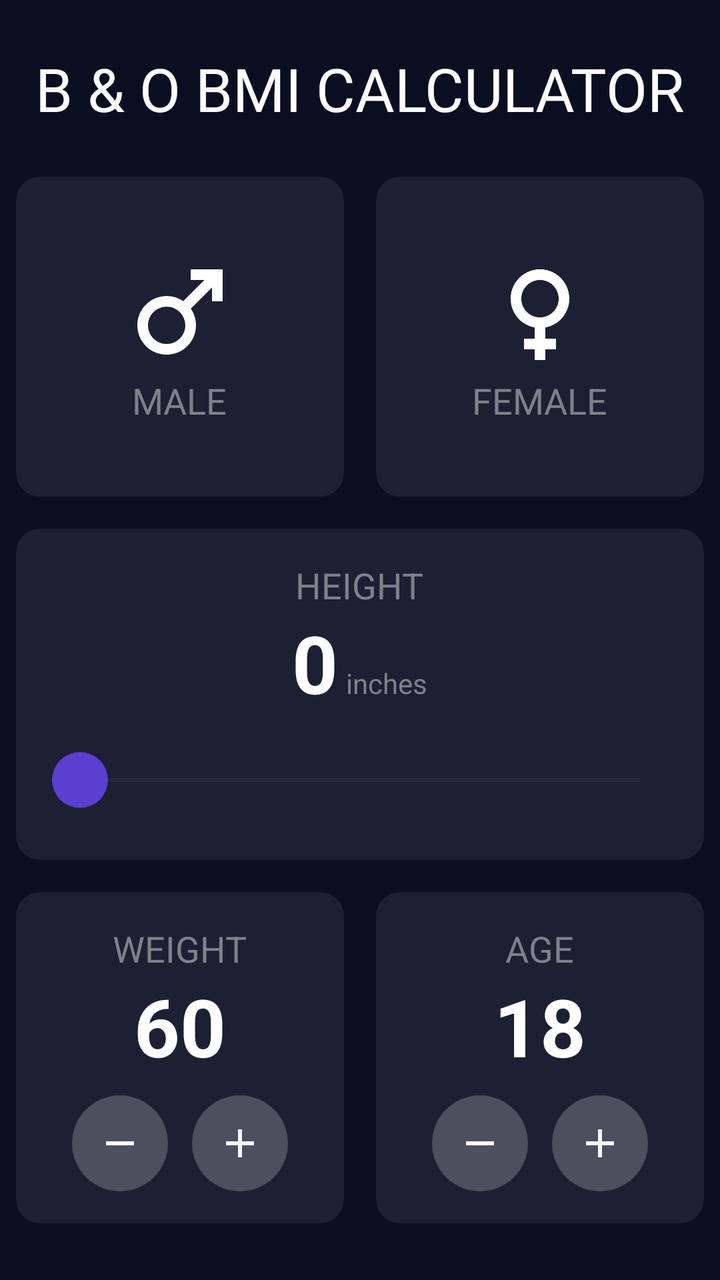
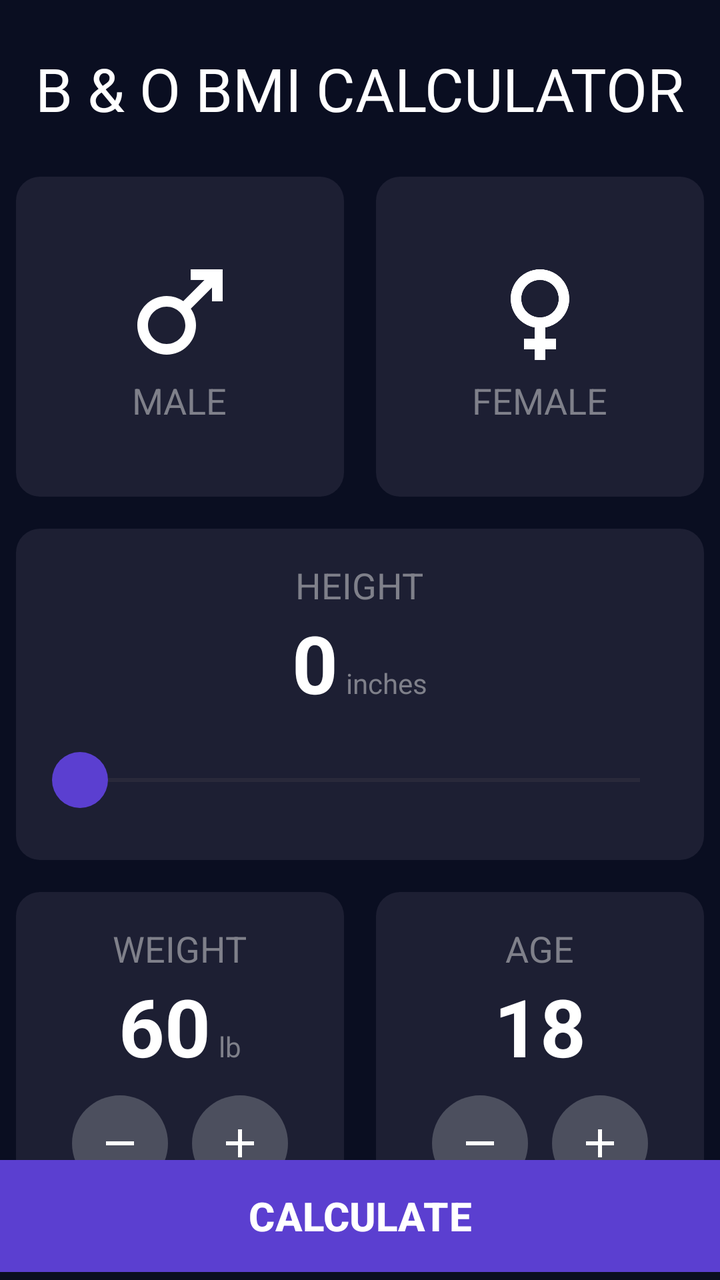

Compare the two renders of this Android layout. The source of the first and the diff that turns it into the second are given below.
<!-- AndroidManifest.xml: application theme Theme.IMCapp -->
<!-- res/layout/activity_main.xml -->
<?xml version="1.0" encoding="utf-8"?>
<androidx.constraintlayout.widget.ConstraintLayout xmlns:android="http://schemas.android.com/apk/res/android"
    xmlns:app="http://schemas.android.com/apk/res-auto"
    xmlns:tools="http://schemas.android.com/tools"
    android:id="@+id/main"
    android:layout_width="match_parent"
    android:layout_height="match_parent"
    android:background="@color/fondo"
    tools:context=".MainActivity">

    <TextView
        android:id="@+id/title"
        android:layout_width="wrap_content"
        android:layout_height="wrap_content"
        android:layout_marginTop="24dp"
        android:text="@string/app_title"
        android:textColor="@color/white"
        android:textSize="30sp"
        app:layout_constraintEnd_toEndOf="parent"
        app:layout_constraintStart_toStartOf="parent"
        app:layout_constraintTop_toTopOf="parent" />

    
    <LinearLayout
        android:id="@+id/rowGender"
        android:layout_width="0dp"
        android:layout_height="wrap_content"
        android:layout_marginTop="16dp"
        android:orientation="horizontal"
        app:layout_constraintEnd_toEndOf="parent"
        app:layout_constraintStart_toStartOf="parent"
        app:layout_constraintTop_toBottomOf="@id/title">

        <LinearLayout
            android:id="@+id/cardMale"
            android:layout_width="0dp"
            android:layout_height="160dp"
            android:layout_margin="8dp"
            android:layout_weight="1"
            android:background="@drawable/bg_card_gender"
            android:clickable="true"
            android:focusable="true"
            android:gravity="center"
            android:orientation="vertical">

            <ImageView
                android:layout_width="64dp"
                android:layout_height="64dp"
                android:importantForAccessibility="no"
                android:src="@drawable/ic_male"
                app:tint="@color/white" />

            <TextView
                android:layout_width="wrap_content"
                android:layout_height="wrap_content"
                android:text="@string/male"
                android:textColor="@color/gris"
                android:textSize="18sp" />
        </LinearLayout>

        <LinearLayout
            android:id="@+id/cardFemale"
            android:layout_width="0dp"
            android:layout_height="160dp"
            android:layout_margin="8dp"
            android:layout_weight="1"
            android:background="@drawable/bg_card_gender"
            android:clickable="true"
            android:focusable="true"
            android:gravity="center"
            android:orientation="vertical">

            <ImageView
                android:layout_width="64dp"
                android:layout_height="64dp"
                android:importantForAccessibility="no"
                android:src="@drawable/ic_female"
                app:tint="@color/white" />

            <TextView
                android:layout_width="wrap_content"
                android:layout_height="wrap_content"
                android:text="@string/female"
                android:textColor="@color/gris"
                android:textSize="18sp" />
        </LinearLayout>
    </LinearLayout>

    
    <LinearLayout
        android:id="@+id/cardHeight"
        android:layout_width="0dp"
        android:layout_height="wrap_content"
        android:layout_marginStart="8dp"
        android:layout_marginTop="8dp"
        android:layout_marginEnd="8dp"
        android:background="@drawable/bg_card"
        android:gravity="center_horizontal"
        android:orientation="vertical"
        android:padding="16dp"
        app:layout_constraintEnd_toEndOf="parent"
        app:layout_constraintStart_toStartOf="parent"
        app:layout_constraintTop_toBottomOf="@id/rowGender">

        <TextView
            android:layout_width="wrap_content"
            android:layout_height="wrap_content"
            android:text="@string/height"
            android:textColor="@color/gris"
            android:textSize="18sp" />

        <LinearLayout
            android:layout_width="wrap_content"
            android:layout_height="wrap_content"
            android:orientation="horizontal">

            <TextView
                android:id="@+id/tvHeight"
                android:layout_width="wrap_content"
                android:layout_height="wrap_content"
                android:text="@string/height_default"
                android:textColor="@color/white"
                android:textSize="40sp"
                android:textStyle="bold" />

            <TextView
                android:layout_width="wrap_content"
                android:layout_height="wrap_content"
                android:layout_marginStart="4dp"
                android:text="@string/inches"
                android:textColor="@color/gris"
                android:textSize="14sp" />
        </LinearLayout>

        <SeekBar
            android:id="@+id/seekHeight"
            android:layout_width="match_parent"
            android:layout_height="48dp"
            android:layout_marginTop="8dp"
            android:contentDescription="@string/height"
            android:max="96"
            android:paddingStart="16dp"
            android:paddingEnd="16dp"
            android:progress="0"
            android:progressTint="@color/morado"
            android:thumb="@drawable/slider" />
    </LinearLayout>

    
    <LinearLayout
        android:id="@+id/rowWeightAge"
        android:layout_width="0dp"
        android:layout_height="wrap_content"
        android:layout_marginTop="8dp"
        android:orientation="horizontal"
        app:layout_constraintEnd_toEndOf="parent"
        app:layout_constraintStart_toStartOf="parent"
        app:layout_constraintTop_toBottomOf="@id/cardHeight">

        <LinearLayout
            android:id="@+id/cardWeight"
            android:layout_width="0dp"
            android:layout_height="wrap_content"
            android:layout_margin="8dp"
            android:layout_weight="1"
            android:background="@drawable/bg_card"
            android:gravity="center_horizontal"
            android:orientation="vertical"
            android:padding="16dp">

            <TextView
                android:layout_width="wrap_content"
                android:layout_height="wrap_content"
                android:text="@string/weight"
                android:textColor="@color/gris"
                android:textSize="18sp" />

            <TextView
                android:id="@+id/tvWeight"
                android:layout_width="wrap_content"
                android:layout_height="wrap_content"
                android:text="@string/weight_default"
                android:textColor="@color/white"
                android:textSize="40sp"
                android:textStyle="bold" />

            <LinearLayout
                android:layout_width="wrap_content"
                android:layout_height="wrap_content"
                android:layout_marginTop="8dp"
                android:orientation="horizontal">

                <ImageButton
                    android:id="@+id/btnWeightMinus"
                    android:layout_width="48dp"
                    android:layout_height="48dp"
                    android:background="@drawable/bg_button_round"
                    android:contentDescription="@string/decrease_weight"
                    android:src="@drawable/ic_remove"
                    app:tint="@color/white" />

                <ImageButton
                    android:id="@+id/btnWeightPlus"
                    android:layout_width="48dp"
                    android:layout_height="48dp"
                    android:layout_marginStart="12dp"
                    android:background="@drawable/bg_button_round"
                    android:contentDescription="@string/increase_weight"
                    android:src="@drawable/ic_add"
                    app:tint="@color/white" />
            </LinearLayout>
        </LinearLayout>

        <LinearLayout
            android:id="@+id/cardAge"
            android:layout_width="0dp"
            android:layout_height="wrap_content"
            android:layout_margin="8dp"
            android:layout_weight="1"
            android:background="@drawable/bg_card"
            android:gravity="center_horizontal"
            android:orientation="vertical"
            android:padding="16dp">

            <TextView
                android:layout_width="wrap_content"
                android:layout_height="wrap_content"
                android:text="@string/age"
                android:textColor="@color/gris"
                android:textSize="18sp" />

            <TextView
                android:id="@+id/tvAge"
                android:layout_width="wrap_content"
                android:layout_height="wrap_content"
                android:text="@string/age_default"
                android:textColor="@color/white"
                android:textSize="40sp"
                android:textStyle="bold" />

            <LinearLayout
                android:layout_width="wrap_content"
                android:layout_height="wrap_content"
                android:layout_marginTop="8dp"
                android:orientation="horizontal">

                <ImageButton
                    android:id="@+id/btnAgeMinus"
                    android:layout_width="48dp"
                    android:layout_height="48dp"
                    android:background="@drawable/bg_button_round"
                    android:contentDescription="@string/decrease_age"
                    android:src="@drawable/ic_remove"
                    app:tint="@color/white" />

                <ImageButton
                    android:id="@+id/btnAgePlus"
                    android:layout_width="48dp"
                    android:layout_height="48dp"
                    android:layout_marginStart="12dp"
                    android:background="@drawable/bg_button_round"
                    android:contentDescription="@string/increase_age"
                    android:src="@drawable/ic_add"
                    app:tint="@color/white" />
            </LinearLayout>
        </LinearLayout>

    </LinearLayout>

</androidx.constraintlayout.widget.ConstraintLayout>
<!-- resources referenced by this layout -->
<resources>
  <color name="fondo">#0A0E21</color>
  <color name="gris">#7F808A</color>
  <color name="morado">#5B3FD0</color>
  <color name="white">#FFFFFFFF</color>
  <!-- drawable bg_button_round (drawable) -->
  <?xml version="1.0" encoding="utf-8"?>
  <shape xmlns:android="http://schemas.android.com/apk/res/android"
      android:shape="oval">
      <solid android:color="@color/boton_redondo" />
  </shape>
  <!-- drawable bg_card (drawable) -->
  <?xml version="1.0" encoding="utf-8"?>
  <shape xmlns:android="http://schemas.android.com/apk/res/android"
      android:shape="rectangle">
      <solid android:color="@color/card_default" />
      <corners android:radius="12dp" />
  </shape>
  <!-- drawable ic_add (drawable) -->
  <vector xmlns:android="http://schemas.android.com/apk/res/android" android:height="24dp" android:tint="#FFFFFF" android:viewportHeight="24" android:viewportWidth="24" android:width="24dp">
        
      <path android:fillColor="@android:color/white" android:pathData="M19,13h-6v6h-2v-6H5v-2h6V5h2v6h6v2z"/>
      
  </vector>
  <!-- drawable ic_female (drawable) -->
  <vector xmlns:android="http://schemas.android.com/apk/res/android" android:height="24dp" android:tint="#FFFFFF" android:viewportHeight="24" android:viewportWidth="24" android:width="24dp">
        
      <path android:fillColor="@android:color/white" android:pathData="M17.5,9.5C17.5,6.46 15.04,4 12,4S6.5,6.46 6.5,9.5c0,2.7 1.94,4.93 4.5,5.4V17H9v2h2v2h2v-2h2v-2h-2v-2.1C15.56,14.43 17.5,12.2 17.5,9.5zM8.5,9.5C8.5,7.57 10.07,6 12,6s3.5,1.57 3.5,3.5S13.93,13 12,13S8.5,11.43 8.5,9.5z"/>
      
  </vector>
  <!-- drawable ic_male (drawable) -->
  <vector xmlns:android="http://schemas.android.com/apk/res/android" android:height="24dp" android:tint="#FFFFFF" android:viewportHeight="24" android:viewportWidth="24" android:width="24dp">
        
      <path android:fillColor="@android:color/white" android:pathData="M9.5,11c1.93,0 3.5,1.57 3.5,3.5S11.43,18 9.5,18S6,16.43 6,14.5S7.57,11 9.5,11zM9.5,9C6.46,9 4,11.46 4,14.5S6.46,20 9.5,20s5.5,-2.46 5.5,-5.5c0,-1.16 -0.36,-2.23 -0.97,-3.12L18,7.42V10h2V4h-6v2h2.58l-3.97,3.97C11.73,9.36 10.66,9 9.5,9z"/>
      
  </vector>
  <!-- drawable ic_remove (drawable) -->
  <vector xmlns:android="http://schemas.android.com/apk/res/android" android:height="24dp" android:tint="#FFFFFF" android:viewportHeight="24" android:viewportWidth="24" android:width="24dp">
        
      <path android:fillColor="@android:color/white" android:pathData="M19,13H5v-2h14v2z"/>
      
  </vector>
  <!-- drawable slider (drawable) -->
  <?xml version="1.0" encoding="utf-8"?>
  <shape xmlns:android="http://schemas.android.com/apk/res/android"
      android:shape="oval">
      <solid android:color="@color/morado" />
      <size
          android:width="28dp"
          android:height="28dp" />
  </shape>
  <string name="age">AGE</string>
  <string name="age_default">18</string>
  <string name="app_title">B &amp; O BMI CALCULATOR</string>
  <string name="decrease_age">Disminuir edad</string>
  <string name="decrease_weight">Disminuir peso</string>
  <string name="female">FEMALE</string>
  <string name="height">HEIGHT</string>
  <string name="height_default">0</string>
  <string name="inches">inches</string>
  <string name="increase_age">Aumentar edad</string>
  <string name="increase_weight">Aumentar peso</string>
  <string name="male">MALE</string>
  <string name="weight">WEIGHT</string>
  <string name="weight_default">60</string>
  <style name="Theme.IMCapp" parent="Base.Theme.IMCapp" />
  <color name="boton_redondo">#4C4F5E</color>
  <color name="card_default">#1D1F33</color>
  <color name="card_selected">#3A3D5C</color>
  <style name="Base.Theme.IMCapp" parent="Theme.Material3.DayNight.NoActionBar">
          
          
      </style>
  <!-- unchanged entries left out for length: 1 -->
</resources>

<!-- the commit's change to res/layout/activity_main.xml (unified diff, before → after) -->
@@ -175,14 +175,28 @@
                 android:textColor="@color/gris"
                 android:textSize="18sp" />
 
-            <TextView
-                android:id="@+id/tvWeight"
-                android:layout_width="wrap_content"
-                android:layout_height="wrap_content"
-                android:text="@string/weight_default"
-                android:textColor="@color/white"
-                android:textSize="40sp"
-                android:textStyle="bold" />
+            <LinearLayout
+                android:layout_width="wrap_content"
+                android:layout_height="wrap_content"
+                android:orientation="horizontal">
+
+                <TextView
+                    android:id="@+id/tvWeight"
+                    android:layout_width="wrap_content"
+                    android:layout_height="wrap_content"
+                    android:text="@string/weight_default"
+                    android:textColor="@color/white"
+                    android:textSize="40sp"
+                    android:textStyle="bold" />
+
+                <TextView
+                    android:layout_width="wrap_content"
+                    android:layout_height="wrap_content"
+                    android:layout_marginStart="4dp"
+                    android:text="@string/pounds"
+                    android:textColor="@color/gris"
+                    android:textSize="14sp" />
+            </LinearLayout>
 
             <LinearLayout
                 android:layout_width="wrap_content"
@@ -266,5 +280,19 @@
         </LinearLayout>
 
     </LinearLayout>
+    <Button
+        android:id="@+id/btnCalculate"
+        android:layout_width="0dp"
+        android:layout_height="64dp"
+        android:backgroundTint="@color/morado"
+        android:text="@string/calculate"
+        android:textColor="@color/white"
+        android:textSize="20sp"
+        android:textStyle="bold"
+        app:cornerRadius="0dp"
+        app:layout_constraintBottom_toBottomOf="parent"
+        app:layout_constraintEnd_toEndOf="parent"
+        app:layout_constraintStart_toStartOf="parent" />
+
 
 </androidx.constraintlayout.widget.ConstraintLayout>
<!-- resource entries referenced after the edit -->
@@ -53,6 +53,7 @@
   <string name="age">AGE</string>
   <string name="age_default">18</string>
   <string name="app_title">B &amp; O BMI CALCULATOR</string>
+  <string name="calculate">CALCULATE</string>
   <string name="decrease_age">Disminuir edad</string>
   <string name="decrease_weight">Disminuir peso</string>
   <string name="female">FEMALE</string>
@@ -62,6 +63,7 @@
   <string name="increase_age">Aumentar edad</string>
   <string name="increase_weight">Aumentar peso</string>
   <string name="male">MALE</string>
+  <string name="pounds">lb</string>
   <string name="weight">WEIGHT</string>
   <string name="weight_default">60</string>
   <style name="Theme.IMCapp" parent="Base.Theme.IMCapp" />
